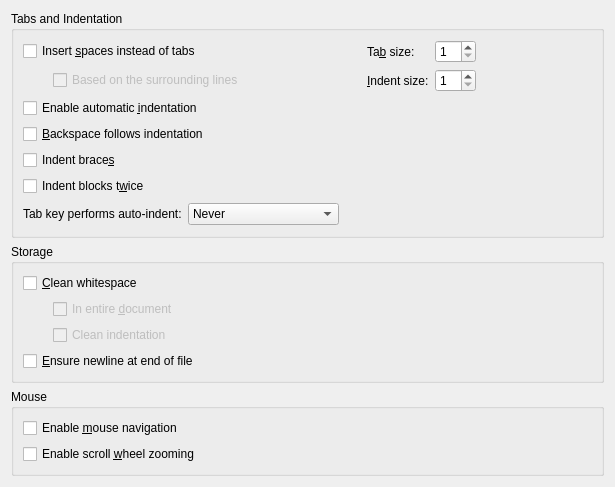
Qt form src/plugins/texteditor/behaviorsettingspage.ui (qt-creator/qt-creator) before a commit.
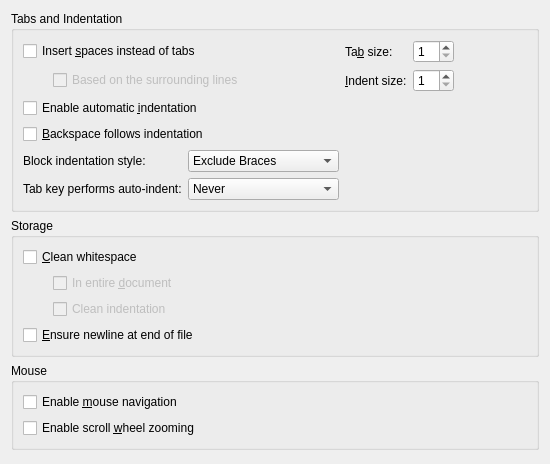
The same form after that commit.

Commit message:
Improved UI for block indentation style
Replaced the two checkboxes with a combo box for block
indentation: Exclude Braces, Include Braces, GNU Style

The edit to the form file:
```diff
--- a/src/plugins/texteditor/behaviorsettingspage.ui
+++ b/src/plugins/texteditor/behaviorsettingspage.ui
@@ -6,19 +6,17 @@
    <rect>
     <x>0</x>
     <y>0</y>
-    <width>615</width>
-    <height>461</height>
+    <width>550</width>
+    <height>464</height>
    </rect>
   </property>
-  <layout class="QVBoxLayout" name="verticalLayout_4">
+  <layout class="QVBoxLayout" name="verticalLayout">
    <item>
     <widget class="QGroupBox" name="groupBoxTabAndIndentSettings">
      <property name="title">
       <string>Tabs and Indentation</string>
      </property>
-     <layout class="QVBoxLayout" name="verticalLayout">
-      <item>
-       <layout class="QGridLayout" name="gridLayout">
+     <layout class="QGridLayout" name="gridLayout_2">
         <item row="0" column="0">
          <widget class="QCheckBox" name="insertSpaces">
           <property name="text">
@@ -26,6 +24,51 @@
           </property>
          </widget>
         </item>
+      <item row="0" column="1">
+       <widget class="QLabel" name="labelTabSize">
+        <property name="sizePolicy">
+         <sizepolicy hsizetype="Maximum" vsizetype="Preferred">
+          <horstretch>0</horstretch>
+          <verstretch>0</verstretch>
+         </sizepolicy>
+        </property>
+        <property name="text">
+         <string>Ta&amp;b size:</string>
+        </property>
+        <property name="buddy">
+         <cstring>tabSize</cstring>
+        </property>
+       </widget>
+      </item>
+      <item row="0" column="2">
+       <widget class="QSpinBox" name="tabSize">
+        <property name="sizePolicy">
+         <sizepolicy hsizetype="Maximum" vsizetype="Fixed">
+          <horstretch>0</horstretch>
+          <verstretch>0</verstretch>
+         </sizepolicy>
+        </property>
+        <property name="minimum">
+         <number>1</number>
+        </property>
+        <property name="maximum">
+         <number>20</number>
+        </property>
+       </widget>
+      </item>
+      <item row="0" column="3">
+       <spacer name="horizontalSpacer_3">
+        <property name="orientation">
+         <enum>Qt::Horizontal</enum>
+        </property>
+        <property name="sizeHint" stdset="0">
+         <size>
+          <width>0</width>
+          <height>22</height>
+         </size>
+        </property>
+       </spacer>
+      </item>
         <item row="1" column="0">
          <layout class="QHBoxLayout" name="horizontalLayout_3">
           <item>
@@ -59,6 +102,38 @@
           </item>
          </layout>
         </item>
+      <item row="1" column="1">
+       <widget class="QLabel" name="labelIndentSize">
+        <property name="sizePolicy">
+         <sizepolicy hsizetype="Maximum" vsizetype="Preferred">
+          <horstretch>0</horstretch>
+          <verstretch>0</verstretch>
+         </sizepolicy>
+        </property>
+        <property name="text">
+         <string>&amp;Indent size:</string>
+        </property>
+        <property name="buddy">
+         <cstring>indentSize</cstring>
+        </property>
+       </widget>
+      </item>
+      <item row="1" column="2">
+       <widget class="QSpinBox" name="indentSize">
+        <property name="sizePolicy">
+         <sizepolicy hsizetype="Maximum" vsizetype="Fixed">
+          <horstretch>0</horstretch>
+          <verstretch>0</verstretch>
+         </sizepolicy>
+        </property>
+        <property name="minimum">
+         <number>1</number>
+        </property>
+        <property name="maximum">
+         <number>20</number>
+        </property>
+       </widget>
+      </item>
         <item row="2" column="0">
          <widget class="QCheckBox" name="autoIndent">
           <property name="text">
@@ -76,128 +151,42 @@
           </property>
          </widget>
         </item>
-        <item row="0" column="2">
-         <widget class="QLabel" name="labelTabSize">
-          <property name="sizePolicy">
-           <sizepolicy hsizetype="Maximum" vsizetype="Preferred">
-            <horstretch>0</horstretch>
-            <verstretch>0</verstretch>
-           </sizepolicy>
-          </property>
-          <property name="text">
-           <string>Ta&amp;b size:</string>
-          </property>
-          <property name="buddy">
-           <cstring>tabSize</cstring>
-          </property>
-         </widget>
-        </item>
-        <item row="0" column="3">
-         <widget class="QSpinBox" name="tabSize">
-          <property name="sizePolicy">
-           <sizepolicy hsizetype="Maximum" vsizetype="Fixed">
-            <horstretch>0</horstretch>
-            <verstretch>0</verstretch>
-           </sizepolicy>
-          </property>
-          <property name="minimum">
-           <number>1</number>
-          </property>
-          <property name="maximum">
-           <number>20</number>
-          </property>
-         </widget>
-        </item>
-        <item row="0" column="1" rowspan="5">
-         <spacer name="horizontalSpacer">
-          <property name="orientation">
-           <enum>Qt::Horizontal</enum>
-          </property>
-          <property name="sizeHint" stdset="0">
-           <size>
-            <width>40</width>
-            <height>20</height>
-           </size>
-          </property>
-         </spacer>
-        </item>
-        <item row="0" column="4" rowspan="4">
-         <spacer name="horizontalSpacer_3">
-          <property name="orientation">
-           <enum>Qt::Horizontal</enum>
-          </property>
-          <property name="sizeHint" stdset="0">
-           <size>
-            <width>40</width>
-            <height>20</height>
-           </size>
-          </property>
-         </spacer>
-        </item>
         <item row="4" column="0">
-         <widget class="QCheckBox" name="indentBraces">
-          <property name="toolTip">
-           <string>Braces will be flush with indented block, except first indent level.</string>
-          </property>
+       <layout class="QGridLayout" name="gridLayout">
+        <item row="0" column="0">
+         <widget class="QLabel" name="indentBlocksLabel">
           <property name="text">
-           <string>Indent brace&amp;s</string>
+           <string>Block indentation style:</string>
           </property>
          </widget>
         </item>
-        <item row="1" column="2">
-         <widget class="QLabel" name="labelIndentSize">
-          <property name="sizePolicy">
-           <sizepolicy hsizetype="Maximum" vsizetype="Preferred">
-            <horstretch>0</horstretch>
-            <verstretch>0</verstretch>
-           </sizepolicy>
-          </property>
+        <item row="0" column="1">
+         <widget class="QComboBox" name="indentBlocksBehavior">
+          <item>
           <property name="text">
-           <string>&amp;Indent size:</string>
-          </property>
-          <property name="buddy">
-           <cstring>indentSize</cstring>
-          </property>
-         </widget>
-        </item>
-        <item row="1" column="3">
-         <widget class="QSpinBox" name="indentSize">
-          <property name="sizePolicy">
-           <sizepolicy hsizetype="Maximum" vsizetype="Fixed">
-            <horstretch>0</horstretch>
-            <verstretch>0</verstretch>
-           </sizepolicy>
-          </property>
-          <property name="minimum">
-           <number>1</number>
-          </property>
-          <property name="maximum">
-           <number>20</number>
-          </property>
-         </widget>
-        </item>
-        <item row="5" column="0">
-         <widget class="QCheckBox" name="doubleIndentBlocks">
-          <property name="enabled">
-           <bool>true</bool>
-          </property>
+            <string>Exclude Braces</string>
+           </property>
+          </item>
+          <item>
+           <property name="text">
+            <string>Include Braces</string>
+           </property>
+          </item>
+          <item>
           <property name="text">
-           <string>Indent blocks t&amp;wice</string>
-          </property>
+            <string>GNU Style</string>
+           </property>
+          </item>
          </widget>
         </item>
-       </layout>
-      </item>
-      <item>
-       <layout class="QHBoxLayout" name="horizontalLayout">
-        <item>
+        <item row="1" column="0">
          <widget class="QLabel" name="tabKeyIndentLabel">
           <property name="text">
            <string>Tab key performs auto-indent:</string>
           </property>
          </widget>
         </item>
-        <item>
+        <item row="1" column="1">
          <widget class="QComboBox" name="tabKeyBehavior">
           <item>
            <property name="text">
@@ -216,22 +205,6 @@
           </item>
          </widget>
         </item>
-        <item>
-         <spacer name="horizontalSpacer_6">
-          <property name="orientation">
-           <enum>Qt::Horizontal</enum>
-          </property>
-          <property name="sizeType">
-           <enum>QSizePolicy::Expanding</enum>
-          </property>
-          <property name="sizeHint" stdset="0">
-           <size>
-            <width>31</width>
-            <height>24</height>
-           </size>
-          </property>
-         </spacer>
-        </item>
        </layout>
       </item>
      </layout>
```
Left out of the diff: 5 changed lines with no effect on the pictures. Lines whose indentation alone changed are shown as unchanged. The commit also changes 1 other file.
